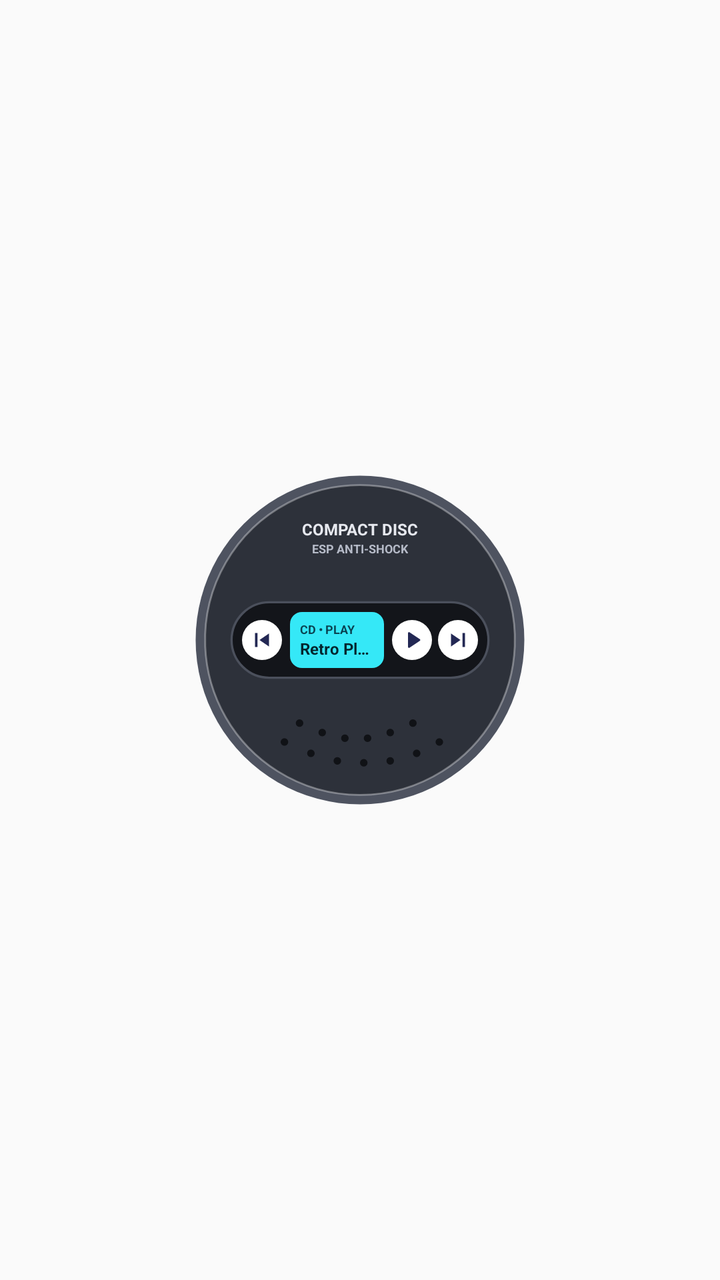
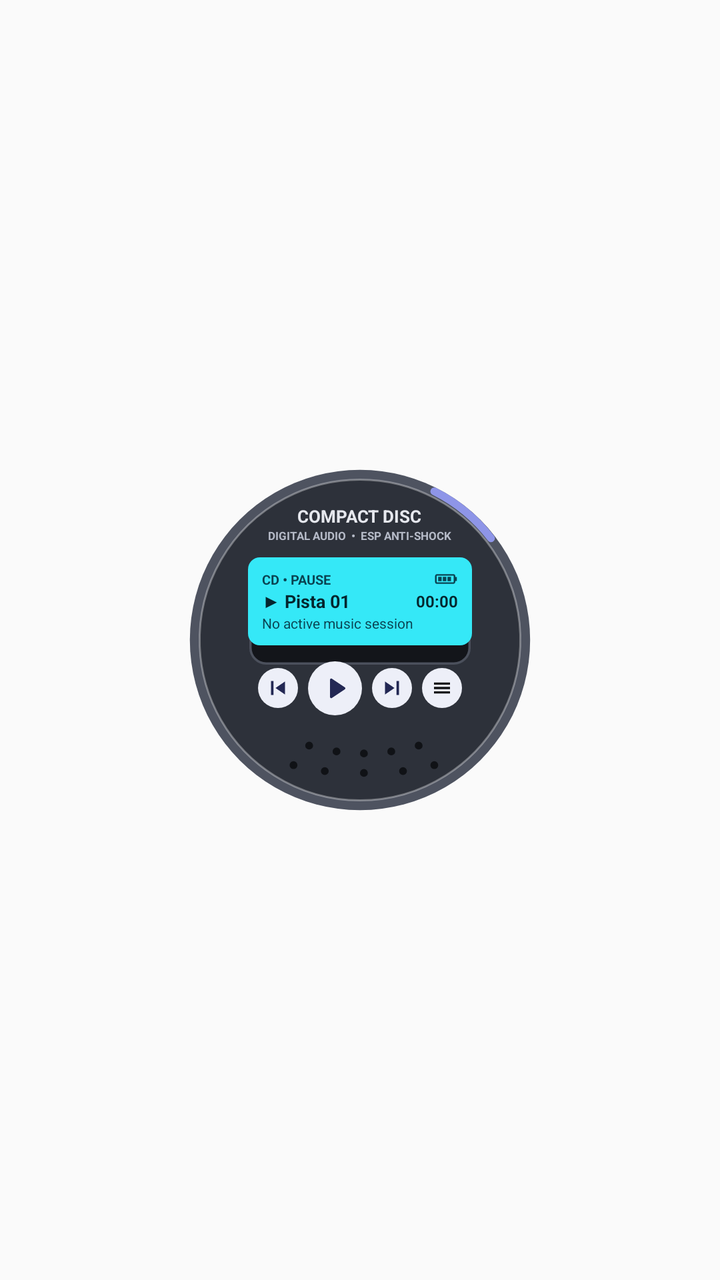

Two renders of the same Android screen: before a commit and after it. Below are the layout's source before the change and the commit's diff.
<!-- AndroidManifest.xml: application theme Theme.OneUiExtraWidgets -->
<!-- res/layout/widget_preview_discman.xml -->
<?xml version="1.0" encoding="utf-8"?>
<FrameLayout xmlns:android="http://schemas.android.com/apk/res/android"
    android:layout_width="match_parent"
    android:layout_height="match_parent">

    <FrameLayout
        android:layout_width="170dp"
        android:layout_height="170dp"
        android:layout_gravity="center">

        <ImageView
            android:layout_width="match_parent"
            android:layout_height="match_parent"
            android:contentDescription="@string/widget_music_discman_title"
            android:src="@drawable/ic_preview_discman_body" />

        <LinearLayout
            android:layout_width="wrap_content"
            android:layout_height="wrap_content"
            android:layout_gravity="center_horizontal|top"
            android:layout_marginTop="24dp"
            android:gravity="center_horizontal"
            android:orientation="vertical">

            <TextView
                android:layout_width="wrap_content"
                android:layout_height="wrap_content"
                android:text="COMPACT DISC"
                android:textColor="@color/oneui_preview_discman_title"
                android:textSize="8sp"
                android:textStyle="bold" />

            <TextView
                android:layout_width="wrap_content"
                android:layout_height="wrap_content"
                android:text="ESP ANTI-SHOCK"
                android:textColor="@color/oneui_preview_discman_subtitle"
                android:textSize="6sp"
                android:textStyle="bold" />
        </LinearLayout>

        
        <LinearLayout
            android:layout_width="126dp"
            android:layout_height="36dp"
            android:layout_gravity="center"
            android:gravity="center_vertical"
            android:orientation="horizontal"
            android:paddingLeft="4dp"
            android:paddingRight="4dp">

            <ImageView
                android:layout_width="20dp"
                android:layout_height="20dp"
                android:background="@drawable/bg_preview_discman_btn"
                android:contentDescription="@string/widget_music_discman_title"
                android:padding="4dp"
                android:src="@drawable/ic_media_prev" />

            <LinearLayout
                android:layout_width="0dp"
                android:layout_height="28dp"
                android:layout_marginStart="4dp"
                android:layout_weight="1"
                android:background="@drawable/bg_preview_lcd_cyan"
                android:gravity="center_vertical"
                android:orientation="vertical"
                android:paddingLeft="5dp"
                android:paddingRight="5dp">

                <TextView
                    android:layout_width="wrap_content"
                    android:layout_height="wrap_content"
                    android:text="CD • PLAY"
                    android:textColor="@color/oneui_preview_lcd_text_secondary"
                    android:textSize="6sp"
                    android:textStyle="bold" />

                <TextView
                    android:layout_width="wrap_content"
                    android:layout_height="wrap_content"
                    android:ellipsize="end"
                    android:maxLines="1"
                    android:text="Retro Player"
                    android:textColor="@color/oneui_preview_lcd_text_primary"
                    android:textSize="8sp"
                    android:textStyle="bold" />
            </LinearLayout>

            <ImageView
                android:layout_width="20dp"
                android:layout_height="20dp"
                android:layout_marginStart="4dp"
                android:background="@drawable/bg_preview_discman_btn"
                android:contentDescription="@string/widget_music_discman_title"
                android:padding="4dp"
                android:src="@drawable/ic_media_play" />

            <ImageView
                android:layout_width="20dp"
                android:layout_height="20dp"
                android:layout_marginStart="3dp"
                android:background="@drawable/bg_preview_discman_btn"
                android:contentDescription="@string/widget_music_discman_title"
                android:padding="4dp"
                android:src="@drawable/ic_media_next" />
        </LinearLayout>
    </FrameLayout>
</FrameLayout>
<!-- resources referenced by this layout -->
<resources>
  <color name="oneui_preview_discman_subtitle">#FFB5BAC7</color>
  <color name="oneui_preview_discman_title">#FFE6E8EE</color>
  <color name="oneui_preview_lcd_text_primary">#FF04262E</color>
  <!-- drawable bg_preview_discman_btn (drawable) -->
  <?xml version="1.0" encoding="utf-8"?>
  <shape xmlns:android="http://schemas.android.com/apk/res/android"
      android:shape="oval">
      <solid android:color="@color/oneui_preview_discman_btn_bg" />
  </shape>
  <!-- drawable ic_preview_discman_body (drawable) -->
  <?xml version="1.0" encoding="utf-8"?>
  <vector xmlns:android="http://schemas.android.com/apk/res/android"
      android:width="180dp"
      android:height="180dp"
      android:viewportWidth="180"
      android:viewportHeight="180">
      
      <path
          android:fillColor="@color/oneui_preview_discman_bevel"
          android:pathData="M90,3 A87,87 0 1,1 89.99,3 Z" />
      
      <path
          android:fillColor="@color/oneui_preview_discman_body"
          android:strokeColor="@color/oneui_preview_discman_rim_stroke"
          android:strokeWidth="1"
          android:pathData="M90,8 A82,82 0 1,1 89.99,8 Z" />
      
      <path
          android:fillColor="@color/oneui_preview_discman_pill_bg"
          android:strokeColor="@color/oneui_preview_discman_pill_stroke"
          android:strokeWidth="1.2"
          android:pathData="M42,70 H138 A20,20 0 0,1 138,110 H42 A20,20 0 0,1 42,70 Z" />
      
      <path
          android:fillColor="@color/oneui_preview_discman_speaker_dot"
          android:pathData="M56,134 a2,2 0 1,0 4,0 a2,2 0 1,0 -4,0 M68,139 a2,2 0 1,0 4,0 a2,2 0 1,0 -4,0 M80,142 a2,2 0 1,0 4,0 a2,2 0 1,0 -4,0 M92,142 a2,2 0 1,0 4,0 a2,2 0 1,0 -4,0 M104,139 a2,2 0 1,0 4,0 a2,2 0 1,0 -4,0 M116,134 a2,2 0 1,0 4,0 a2,2 0 1,0 -4,0 M48,144 a2,2 0 1,0 4,0 a2,2 0 1,0 -4,0 M62,150 a2,2 0 1,0 4,0 a2,2 0 1,0 -4,0 M76,154 a2,2 0 1,0 4,0 a2,2 0 1,0 -4,0 M90,155 a2,2 0 1,0 4,0 a2,2 0 1,0 -4,0 M104,154 a2,2 0 1,0 4,0 a2,2 0 1,0 -4,0 M118,150 a2,2 0 1,0 4,0 a2,2 0 1,0 -4,0 M130,144 a2,2 0 1,0 4,0 a2,2 0 1,0 -4,0" />
  </vector>
  <color name="oneui_preview_discman_btn_bg">#FFFFFFFF</color>
  <color name="oneui_preview_lcd_cyan_bg">#FF35E8F7</color>
  <color name="oneui_preview_mp3_silver_text">#FF232854</color>
  <color name="oneui_preview_discman_bevel">#FF4E5360</color>
  <color name="oneui_preview_discman_body">#FF2D313A</color>
  <color name="oneui_preview_discman_rim_stroke">#55FFFFFF</color>
  <color name="oneui_preview_discman_pill_bg">#FF13151A</color>
  <!-- unchanged entries left out for length: 9 -->
</resources>

<!-- the commit's change to res/layout/widget_preview_discman.xml (unified diff, before → after) -->
@@ -4,8 +4,8 @@
     android:layout_height="match_parent">
 
     <FrameLayout
-        android:layout_width="170dp"
-        android:layout_height="170dp"
+        android:layout_width="176dp"
+        android:layout_height="176dp"
         android:layout_gravity="center">
 
         <ImageView
@@ -15,95 +15,144 @@
             android:src="@drawable/ic_preview_discman_body" />
 
         <LinearLayout
-            android:layout_width="wrap_content"
-            android:layout_height="wrap_content"
-            android:layout_gravity="center_horizontal|top"
-            android:layout_marginTop="24dp"
+            android:layout_width="match_parent"
+            android:layout_height="match_parent"
             android:gravity="center_horizontal"
-            android:orientation="vertical">
+            android:orientation="vertical"
+            android:paddingTop="20dp">
 
             <TextView
                 android:layout_width="wrap_content"
                 android:layout_height="wrap_content"
                 android:text="COMPACT DISC"
                 android:textColor="@color/oneui_preview_discman_title"
-                android:textSize="8sp"
+                android:textSize="8.5sp"
                 android:textStyle="bold" />
 
             <TextView
                 android:layout_width="wrap_content"
                 android:layout_height="wrap_content"
-                android:text="ESP ANTI-SHOCK"
+                android:text="DIGITAL AUDIO  •  ESP ANTI-SHOCK"
                 android:textColor="@color/oneui_preview_discman_subtitle"
-                android:textSize="6sp"
+                android:textSize="5.5sp"
                 android:textStyle="bold" />
-        </LinearLayout>
 
-        
-        <LinearLayout
-            android:layout_width="126dp"
-            android:layout_height="36dp"
-            android:layout_gravity="center"
-            android:gravity="center_vertical"
-            android:orientation="horizontal"
-            android:paddingLeft="4dp"
-            android:paddingRight="4dp">
-
-            <ImageView
-                android:layout_width="20dp"
-                android:layout_height="20dp"
-                android:background="@drawable/bg_preview_discman_btn"
-                android:contentDescription="@string/widget_music_discman_title"
-                android:padding="4dp"
-                android:src="@drawable/ic_media_prev" />
-
+            
             <LinearLayout
-                android:layout_width="0dp"
-                android:layout_height="28dp"
-                android:layout_marginStart="4dp"
-                android:layout_weight="1"
+                android:layout_width="112dp"
+                android:layout_height="44dp"
+                android:layout_marginTop="7dp"
                 android:background="@drawable/bg_preview_lcd_cyan"
                 android:gravity="center_vertical"
                 android:orientation="vertical"
-                android:paddingLeft="5dp"
-                android:paddingRight="5dp">
+                android:paddingLeft="7dp"
+                android:paddingRight="7dp">
+
+                <LinearLayout
+                    android:layout_width="match_parent"
+                    android:layout_height="wrap_content"
+                    android:gravity="center_vertical"
+                    android:orientation="horizontal">
+
+                    <TextView
+                        android:layout_width="wrap_content"
+                        android:layout_height="wrap_content"
+                        android:text="CD • PAUSE"
+                        android:textColor="@color/oneui_preview_lcd_text_secondary"
+                        android:textSize="6.5sp"
+                        android:textStyle="bold" />
+
+                    <FrameLayout
+                        android:layout_width="0dp"
+                        android:layout_height="1dp"
+                        android:layout_weight="1" />
+
+                    <ImageView
+                        android:layout_width="12dp"
+                        android:layout_height="7dp"
+                        android:contentDescription="@string/widget_music_discman_title"
+                        android:src="@drawable/ic_discman_battery" />
+                </LinearLayout>
+
+                <LinearLayout
+                    android:layout_width="match_parent"
+                    android:layout_height="wrap_content"
+                    android:gravity="center_vertical"
+                    android:orientation="horizontal">
+
+                    <TextView
+                        android:layout_width="0dp"
+                        android:layout_height="wrap_content"
+                        android:layout_weight="1"
+                        android:ellipsize="end"
+                        android:maxLines="1"
+                        android:text="▶ Pista 01"
+                        android:textColor="@color/oneui_preview_lcd_text_primary"
+                        android:textSize="9sp"
+                        android:textStyle="bold" />
+
+                    <TextView
+                        android:layout_width="wrap_content"
+                        android:layout_height="wrap_content"
+                        android:text="00:00"
+                        android:textColor="@color/oneui_preview_lcd_text_primary"
+                        android:textSize="8sp"
+                        android:textStyle="bold" />
+                </LinearLayout>
 
                 <TextView
-                    android:layout_width="wrap_content"
-                    android:layout_height="wrap_content"
-                    android:text="CD • PLAY"
-                    android:textColor="@color/oneui_preview_lcd_text_secondary"
-                    android:textSize="6sp"
-                    android:textStyle="bold" />
-
-                <TextView
-                    android:layout_width="wrap_content"
+                    android:layout_width="match_parent"
                     android:layout_height="wrap_content"
                     android:ellipsize="end"
                     android:maxLines="1"
-                    android:text="Retro Player"
-                    android:textColor="@color/oneui_preview_lcd_text_primary"
-                    android:textSize="8sp"
-                    android:textStyle="bold" />
+                    android:text="@string/music_no_track"
+                    android:textColor="@color/oneui_preview_lcd_text_secondary"
+                    android:textSize="7sp" />
             </LinearLayout>
 
-            <ImageView
-                android:layout_width="20dp"
-                android:layout_height="20dp"
-                android:layout_marginStart="4dp"
-                android:background="@drawable/bg_preview_discman_btn"
-                android:contentDescription="@string/widget_music_discman_title"
-                android:padding="4dp"
-                android:src="@drawable/ic_media_play" />
+            
+            <LinearLayout
+                android:layout_width="wrap_content"
+                android:layout_height="wrap_content"
+                android:layout_marginTop="8dp"
+                android:gravity="center_vertical"
+                android:orientation="horizontal">
 
-            <ImageView
-                android:layout_width="20dp"
-                android:layout_height="20dp"
-                android:layout_marginStart="3dp"
-                android:background="@drawable/bg_preview_discman_btn"
-                android:contentDescription="@string/widget_music_discman_title"
-                android:padding="4dp"
-                android:src="@drawable/ic_media_next" />
+                <ImageView
+                    android:layout_width="20dp"
+                    android:layout_height="20dp"
+                    android:background="@drawable/bg_preview_silver_circle"
+                    android:contentDescription="@string/widget_music_discman_title"
+                    android:padding="4dp"
+                    android:src="@drawable/ic_media_prev" />
+
+                <ImageView
+                    android:layout_width="27dp"
+                    android:layout_height="27dp"
+                    android:layout_marginStart="5dp"
+                    android:background="@drawable/bg_preview_silver_circle"
+                    android:contentDescription="@string/widget_music_discman_title"
+                    android:padding="6dp"
+                    android:src="@drawable/ic_media_play" />
+
+                <ImageView
+                    android:layout_width="20dp"
+                    android:layout_height="20dp"
+                    android:layout_marginStart="5dp"
+                    android:background="@drawable/bg_preview_silver_circle"
+                    android:contentDescription="@string/widget_music_discman_title"
+                    android:padding="4dp"
+                    android:src="@drawable/ic_media_next" />
+
+                <ImageView
+                    android:layout_width="20dp"
+                    android:layout_height="20dp"
+                    android:layout_marginStart="5dp"
+                    android:background="@drawable/bg_preview_silver_circle"
+                    android:contentDescription="@string/widget_music_discman_title"
+                    android:padding="4dp"
+                    android:src="@drawable/ic_media_menu" />
+            </LinearLayout>
         </LinearLayout>
     </FrameLayout>
 </FrameLayout>
<!-- resource entries referenced after the edit -->
@@ -3,12 +3,39 @@
   <color name="oneui_preview_discman_subtitle">#FFB5BAC7</color>
   <color name="oneui_preview_discman_title">#FFE6E8EE</color>
   <color name="oneui_preview_lcd_text_primary">#FF04262E</color>
-  <!-- drawable bg_preview_discman_btn (drawable) -->
+  <!-- drawable bg_preview_silver_circle (drawable) -->
   <?xml version="1.0" encoding="utf-8"?>
   <shape xmlns:android="http://schemas.android.com/apk/res/android"
       android:shape="oval">
-      <solid android:color="@color/oneui_preview_discman_btn_bg" />
+      <solid android:color="@color/oneui_preview_mp3_silver_bg" />
   </shape>
+  <!-- drawable ic_discman_battery (drawable) -->
+  <?xml version="1.0" encoding="utf-8"?>
+  <vector xmlns:android="http://schemas.android.com/apk/res/android"
+      android:width="20dp"
+      android:height="12dp"
+      android:viewportWidth="20"
+      android:viewportHeight="12">
+      <path
+          android:fillColor="@android:color/transparent"
+          android:pathData="M2,2.5 H16 A1,1 0 0,1 17,3.5 V8.5 A1,1 0 0,1 16,9.5 H2 A1,1 0 0,1 1,8.5 V3.5 A1,1 0 0,1 2,2.5 Z"
+          android:strokeColor="@color/oneui_preview_lcd_text_secondary"
+          android:strokeWidth="1.3" />
+      <path
+          android:fillColor="@color/oneui_preview_lcd_text_secondary"
+          android:pathData="M17.5,4.3 H19 V7.7 H17.5 Z M3,4.2 H6 V7.8 H3 Z M7,4.2 H10 V7.8 H7 Z M11,4.2 H14 V7.8 H11 Z" />
+  </vector>
+  <!-- drawable ic_media_menu (drawable) -->
+  <?xml version="1.0" encoding="utf-8"?>
+  <vector xmlns:android="http://schemas.android.com/apk/res/android"
+      android:width="24dp"
+      android:height="24dp"
+      android:viewportWidth="24"
+      android:viewportHeight="24">
+      <path
+          android:fillColor="@color/oneui_preview_discman_btn_text"
+          android:pathData="M4,6.5h16v2.2H4zM4,10.9h16v2.2H4zM4,15.3h16v2.2H4z" />
+  </vector>
   <!-- drawable ic_preview_discman_body (drawable) -->
   <?xml version="1.0" encoding="utf-8"?>
   <vector xmlns:android="http://schemas.android.com/apk/res/android"
@@ -22,6 +49,12 @@
           android:pathData="M90,3 A87,87 0 1,1 89.99,3 Z" />
       
       <path
+          android:pathData="M128,14 A84,84 0 0,1 157,38"
+          android:strokeColor="@color/oneui_preview_discman_latch"
+          android:strokeLineCap="round"
+          android:strokeWidth="4" />
+      
+      <path
           android:fillColor="@color/oneui_preview_discman_body"
           android:strokeColor="@color/oneui_preview_discman_rim_stroke"
           android:strokeWidth="1"
@@ -31,16 +64,19 @@
           android:fillColor="@color/oneui_preview_discman_pill_bg"
           android:strokeColor="@color/oneui_preview_discman_pill_stroke"
           android:strokeWidth="1.2"
-          android:pathData="M42,70 H138 A20,20 0 0,1 138,110 H42 A20,20 0 0,1 42,70 Z" />
+          android:pathData="M42,54 H138 A8,8 0 0,1 146,62 V94 A8,8 0 0,1 138,102 H42 A8,8 0 0,1 34,94 V62 A8,8 0 0,1 42,54 Z" />
       
       <path
           android:fillColor="@color/oneui_preview_discman_speaker_dot"
-          android:pathData="M56,134 a2,2 0 1,0 4,0 a2,2 0 1,0 -4,0 M68,139 a2,2 0 1,0 4,0 a2,2 0 1,0 -4,0 M80,142 a2,2 0 1,0 4,0 a2,2 0 1,0 -4,0 M92,142 a2,2 0 1,0 4,0 a2,2 0 1,0 -4,0 M104,139 a2,2 0 1,0 4,0 a2,2 0 1,0 -4,0 M116,134 a2,2 0 1,0 4,0 a2,2 0 1,0 -4,0 M48,144 a2,2 0 1,0 4,0 a2,2 0 1,0 -4,0 M62,150 a2,2 0 1,0 4,0 a2,2 0 1,0 -4,0 M76,154 a2,2 0 1,0 4,0 a2,2 0 1,0 -4,0 M90,155 a2,2 0 1,0 4,0 a2,2 0 1,0 -4,0 M104,154 a2,2 0 1,0 4,0 a2,2 0 1,0 -4,0 M118,150 a2,2 0 1,0 4,0 a2,2 0 1,0 -4,0 M130,144 a2,2 0 1,0 4,0 a2,2 0 1,0 -4,0" />
+          android:pathData="M62,144 a2,2 0 1,0 4,0 a2,2 0 1,0 -4,0 M76,147 a2,2 0 1,0 4,0 a2,2 0 1,0 -4,0 M90,148 a2,2 0 1,0 4,0 a2,2 0 1,0 -4,0 M104,147 a2,2 0 1,0 4,0 a2,2 0 1,0 -4,0 M118,144 a2,2 0 1,0 4,0 a2,2 0 1,0 -4,0 M54,154 a2,2 0 1,0 4,0 a2,2 0 1,0 -4,0 M70,157 a2,2 0 1,0 4,0 a2,2 0 1,0 -4,0 M90,158 a2,2 0 1,0 4,0 a2,2 0 1,0 -4,0 M110,157 a2,2 0 1,0 4,0 a2,2 0 1,0 -4,0 M126,154 a2,2 0 1,0 4,0 a2,2 0 1,0 -4,0" />
   </vector>
-  <color name="oneui_preview_discman_btn_bg">#FFFFFFFF</color>
+  <string name="music_no_track">No active music session</string>
   <color name="oneui_preview_lcd_cyan_bg">#FF35E8F7</color>
+  <color name="oneui_preview_mp3_silver_bg">#FFEDEFF8</color>
+  <color name="oneui_preview_discman_btn_text">#FF121316</color>
   <color name="oneui_preview_mp3_silver_text">#FF232854</color>
   <color name="oneui_preview_discman_bevel">#FF4E5360</color>
+  <color name="oneui_preview_discman_latch">#FF8E95E8</color>
   <color name="oneui_preview_discman_body">#FF2D313A</color>
   <color name="oneui_preview_discman_rim_stroke">#55FFFFFF</color>
   <color name="oneui_preview_discman_pill_bg">#FF13151A</color>
